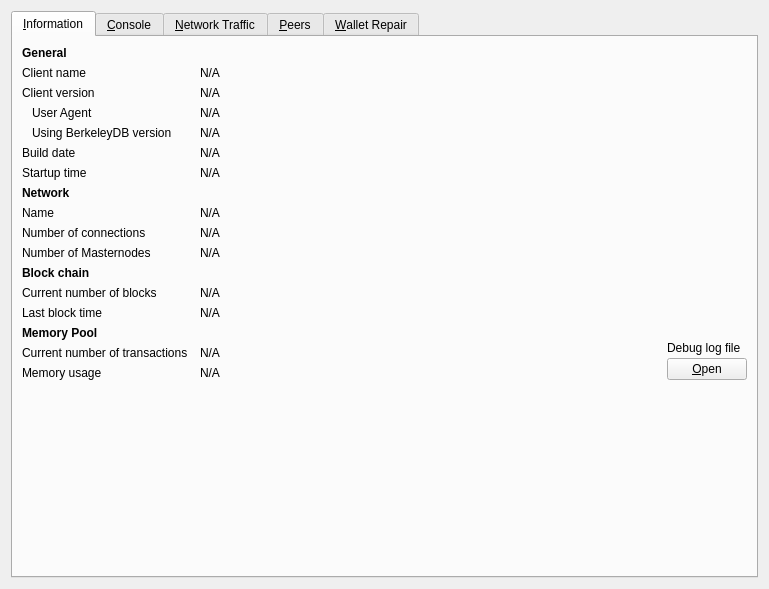
Before: the Qt Designer form src/qt/forms/rpcconsole.ui in CRDS/Credits, drawn with Qt 5.
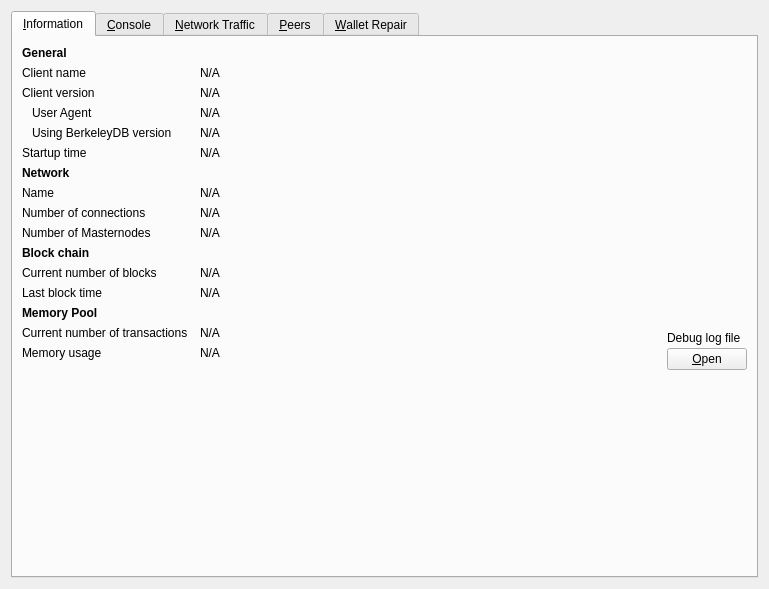
After: the same form once the commit is applied. The open tabs and pages were chosen to show the change. Icons and pictures are not drawn. Custom widgets are drawn as their Qt base class.

Commit message: Remove build date from UI

What changed in the file:
```diff
--- a/src/qt/forms/rpcconsole.ui
+++ b/src/qt/forms/rpcconsole.ui
@@ -143,36 +143,13 @@
         </widget>
        </item>
        <item row="5" column="0">
-        <widget class="QLabel" name="label_12">
-         <property name="text">
-          <string>Build date</string>
-         </property>
-        </widget>
-       </item>
-       <item row="5" column="1" colspan="2">
-        <widget class="QLabel" name="buildDate">
-         <property name="cursor">
-          <cursorShape>IBeamCursor</cursorShape>
-         </property>
-         <property name="text">
-          <string>N/A</string>
-         </property>
-         <property name="textFormat">
-          <enum>Qt::PlainText</enum>
-         </property>
-         <property name="textInteractionFlags">
-          <set>Qt::LinksAccessibleByMouse|Qt::TextSelectableByKeyboard|Qt::TextSelectableByMouse</set>
-         </property>
-        </widget>
-       </item>
-       <item row="6" column="0">
         <widget class="QLabel" name="label_13">
          <property name="text">
           <string>Startup time</string>
          </property>
         </widget>
        </item>
-       <item row="6" column="1" colspan="2">
+       <item row="5" column="1" colspan="2">
         <widget class="QLabel" name="startupTime">
          <property name="cursor">
           <cursorShape>IBeamCursor</cursorShape>
@@ -188,7 +165,7 @@
          </property>
         </widget>
        </item>
-       <item row="7" column="0">
+       <item row="6" column="0">
         <widget class="QLabel" name="labelNetwork">
          <property name="font">
           <font>
@@ -201,14 +178,14 @@
          </property>
         </widget>
        </item>
-       <item row="8" column="0">
+       <item row="7" column="0">
         <widget class="QLabel" name="label_8">
          <property name="text">
           <string>Name</string>
          </property>
         </widget>
        </item>
-       <item row="8" column="1" colspan="2">
+       <item row="7" column="1" colspan="2">
         <widget class="QLabel" name="networkName">
          <property name="cursor">
           <cursorShape>IBeamCursor</cursorShape>
@@ -224,14 +201,14 @@
          </property>
         </widget>
        </item>
-       <item row="9" column="0">
+       <item row="8" column="0">
         <widget class="QLabel" name="label_7">
          <property name="text">
           <string>Number of connections</string>
          </property>
         </widget>
        </item>
-       <item row="9" column="1" colspan="2">
+       <item row="8" column="1" colspan="2">
         <widget class="QLabel" name="numberOfConnections">
          <property name="cursor">
           <cursorShape>IBeamCursor</cursorShape>
@@ -247,21 +224,21 @@
          </property>
         </widget>
        </item>
-       <item row="10" column="0">
+       <item row="9" column="0">
         <widget class="QLabel" name="masternodeCountLabel">
          <property name="text">
           <string>Number of Masternodes</string>
          </property>
         </widget>
        </item>
-       <item row="10" column="1">
+       <item row="9" column="1">
         <widget class="QLabel" name="masternodeCount">
          <property name="text">
           <string>N/A</string>
          </property>
         </widget>
        </item>
-       <item row="11" column="0">
+       <item row="10" column="0">
         <widget class="QLabel" name="label_10">
          <property name="font">
           <font>
@@ -274,14 +251,14 @@
          </property>
         </widget>
        </item>
-       <item row="12" column="0">
+       <item row="11" column="0">
         <widget class="QLabel" name="label_3">
          <property name="text">
           <string>Current number of blocks</string>
          </property>
         </widget>
        </item>
-       <item row="12" column="1" colspan="2">
+       <item row="11" column="1" colspan="2">
         <widget class="QLabel" name="numberOfBlocks">
          <property name="cursor">
           <cursorShape>IBeamCursor</cursorShape>
@@ -297,14 +274,14 @@
          </property>
         </widget>
        </item>
-       <item row="13" column="0">
+       <item row="12" column="0">
         <widget class="QLabel" name="labelLastBlockTime">
          <property name="text">
           <string>Last block time</string>
          </property>
         </widget>
        </item>
-       <item row="13" column="1" colspan="2">
+       <item row="12" column="1" colspan="2">
         <widget class="QLabel" name="lastBlockTime">
          <property name="cursor">
           <cursorShape>IBeamCursor</cursorShape>
@@ -320,7 +297,7 @@
          </property>
         </widget>
        </item>
-       <item row="14" column="0">
+       <item row="13" column="0">
         <widget class="QLabel" name="labelMempoolTitle">
          <property name="font">
           <font>
@@ -333,14 +310,14 @@
          </property>
         </widget>
        </item>
-       <item row="15" column="0">
+       <item row="14" column="0">
         <widget class="QLabel" name="labelNumberOfTransactions">
          <property name="text">
           <string>Current number of transactions</string>
          </property>
         </widget>
        </item>
-       <item row="15" column="1">
+       <item row="14" column="1">
         <widget class="QLabel" name="mempoolNumberTxs">
          <property name="cursor">
           <cursorShape>IBeamCursor</cursorShape>
@@ -356,14 +333,14 @@
          </property>
         </widget>
        </item>
-       <item row="16" column="0">
+       <item row="15" column="0">
         <widget class="QLabel" name="labelMemoryUsage">
          <property name="text">
           <string>Memory usage</string>
          </property>
         </widget>
        </item>
-       <item row="16" column="1">
+       <item row="15" column="1">
         <widget class="QLabel" name="mempoolSize">
          <property name="cursor">
           <cursorShape>IBeamCursor</cursorShape>
```
